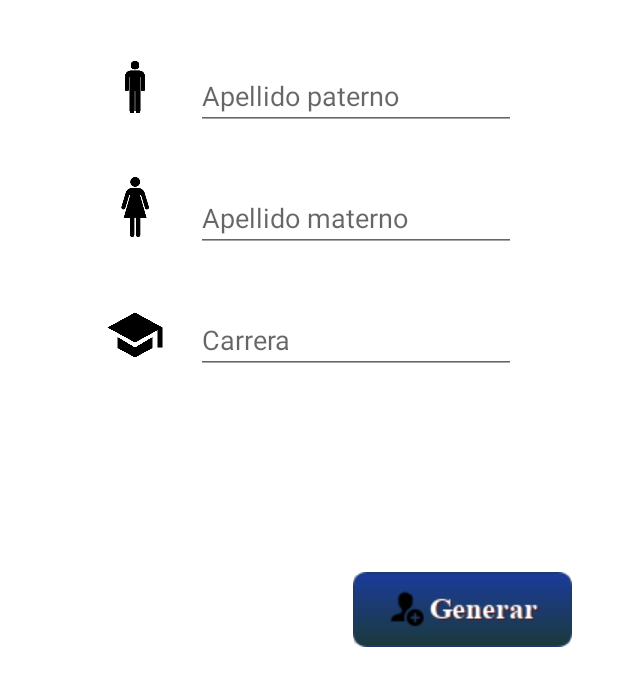
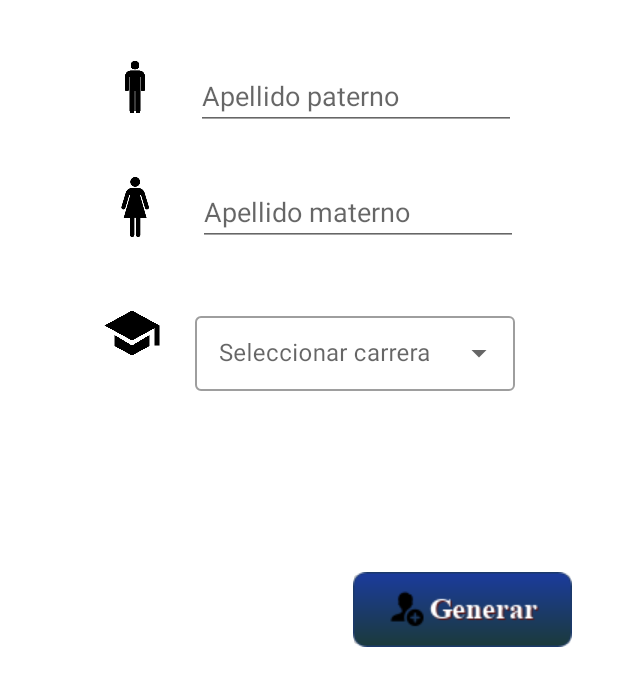
Before and after one commit to TheSkrapy/App2, an Android app: the Formulario screen opened directly, with no data from a screen before it, on a phone screen of 412 x 824 dp, the part 541-1236 px from its top. Run offline under Robolectric (Android 15) with nearby library versions, the phone set to English and light mode, and no system bars.

Commit message:
Registrar alumno en Formulario

```diff
--- a/app/build.gradle
+++ b/app/build.gradle
@@ -33,6 +33,9 @@ android {
 }
 
 dependencies {
+    implementation "com.squareup.retrofit2:retrofit:2.9.0"
+    implementation "com.squareup.retrofit2:converter-gson:2.9.0"
+
     implementation 'com.journeyapps:zxing-android-embedded:4.2.0'
     implementation 'androidx.appcompat:appcompat:1.5.1'
     implementation 'com.google.android.material:material:1.6.1'
--- a/app/src/main/java/com/example/ayudatec/ContrasenaCrearQr.java
+++ b/app/src/main/java/com/example/ayudatec/ContrasenaCrearQr.java
@@ -26,8 +26,10 @@ public class ContrasenaCrearQr extends AppCompatActivity {
                 EditText contra =findViewById(R.id.txtContra);
                 String User= user.getText().toString();
                 String Contra= contra.getText().toString();
+                //String pass = "SGD 04051125";
+                String pass ="123";
 
-                if (User.equals("Admin") && Contra.equals("SGD 04051125")){ //Validacion de contraseña
+                if (User.equals("Admin") && Contra.equals(pass)){ //Validacion de contraseña
                         Intent c = new Intent(ContrasenaCrearQr.this, Formulario.class);
                         startActivity(c);
                 }
--- a/app/src/main/java/com/example/ayudatec/Formulario.java
+++ b/app/src/main/java/com/example/ayudatec/Formulario.java
@@ -1,37 +1,85 @@
 package com.example.ayudatec;
 
+import static android.content.ContentValues.TAG;
+
+import androidx.annotation.NonNull;
 import androidx.appcompat.app.AppCompatActivity;
 
 import android.content.Intent;
 import android.os.Bundle;
+import android.util.Log;
 import android.view.View;
+import android.widget.AdapterView;
+import android.widget.ArrayAdapter;
+import android.widget.AutoCompleteTextView;
 import android.widget.EditText;
 import android.widget.ImageButton;
+import android.widget.Toast;
+
+import com.example.ayudatec.interfaces.ApiInterface;
+
+import retrofit2.Call;
+import retrofit2.Callback;
+import retrofit2.Response;
 
 public class Formulario extends AppCompatActivity {
     ImageButton btnGenerar;
+    ArrayAdapter<String> adapterItems;
+    int NC;
+    String Nombre;
+    String AP;
+    String AM;
+    String Carrera="";
     @Override
     protected void onCreate(Bundle savedInstanceState) {
         super.onCreate(savedInstanceState);
         setContentView(R.layout.activity_formulario);
-
+        String[] carreras = {"ING. TICS", "ING. INDUSTRIAL", "ING. MECATRONICA", "LIC. ADMINISTRACION"};
         btnGenerar = (ImageButton) findViewById(R.id.btnGenerar);
 
         EditText Nc = findViewById(R.id.txtNC);   //Declaracion de argumentos
         EditText nombre =findViewById(R.id.txtNombre);
         EditText Ap = findViewById(R.id.txtApellidoP);
         EditText Am = findViewById(R.id.txtApellidoM);
-        EditText carrera = findViewById(R.id.txtCarrera);
-        String NC=  Nc.getText().toString();
-        String Nombre=  nombre.getText().toString();
-        String AP=  Ap.getText().toString();
-        String AM=  Am.getText().toString();
-        String Carrera=  carrera.getText().toString();
+        AutoCompleteTextView carrera = findViewById(R.id.txtCarrera);
+        String[] item = new String[1];
+
+        adapterItems = new ArrayAdapter<String>(this, R.layout.list_item, carreras);
+        carrera.setAdapter(adapterItems);
+
+        carrera.setOnItemClickListener((parent, view, position, id) ->
+                item[0] = parent.getItemAtPosition(position).toString());
 
         btnGenerar.setOnClickListener(view -> {
+            NC=  Integer.parseInt(Nc.getText().toString());
+            Nombre=  nombre.getText().toString();
+            AP=  Ap.getText().toString();
+            AM=  Am.getText().toString();
+            Carrera = item[0];
+            btnSendPostRequestClicked();
             Intent c = new Intent(Formulario.this, CrearQr.class);
             startActivity(c);
         });
 
     }
+
+    private void btnSendPostRequestClicked() {
+        ApiInterface apiInterface = RetrofitClient.getRetrofitInstance().create(ApiInterface.class);
+
+        Alumno alumno = new Alumno(NC, Nombre + " " + AP + " " + AM, null, Carrera);
+        Call<Alumno> call = apiInterface.getAlumnoInformation(alumno);
+
+        call.enqueue(new Callback<Alumno>() {
+            @Override
+            public void onResponse(@NonNull Call<Alumno> call, @NonNull Response<Alumno> response) {
+                Log.e(TAG, "onResponse:" + response.code());
+               // Log.e(TAG, "onResponse: ncontrol" + response.body().getNcontrol());
+            }
+
+            @Override
+            public void onFailure(@NonNull Call<Alumno> call, @NonNull Throwable t) {
+                Log.e(TAG, "onFailure:" + t.getMessage());
+            }
+        });
+    }
 }
--- /dev/null
+++ b/app/src/main/java/com/example/ayudatec/interfaces/ApiInterface.java
@@ -0,0 +1,14 @@
+package com.example.ayudatec.interfaces;
+
+import android.media.Image;
+import com.example.ayudatec.Alumno;
+
+import retrofit2.Call;
+import retrofit2.http.Body;
+import retrofit2.http.FormUrlEncoded;
+import retrofit2.http.POST;
+
+public interface ApiInterface {
+    @POST("api/alumnos")
+    Call<Alumno> getAlumnoInformation(@Body Alumno alumno);
+}
--- a/app/src/main/res/layout/activity_formulario.xml
+++ b/app/src/main/res/layout/activity_formulario.xml
@@ -75,28 +75,37 @@
         android:layout_width="wrap_content"
         android:layout_height="wrap_content"
         android:layout_marginStart="22dp"
-        android:layout_marginTop="36dp"
+        android:layout_marginTop="32dp"
         android:layout_marginEnd="70dp"
         android:ems="10"
         android:hint="Apellido materno"
         android:inputType="textPersonName"
         app:layout_constraintEnd_toEndOf="parent"
+        app:layout_constraintHorizontal_bias="0.0"
         app:layout_constraintStart_toEndOf="@+id/imageView9"
         app:layout_constraintTop_toBottomOf="@+id/txtApellidoP" />
 
-    <EditText
-        android:id="@+id/txtCarrera"
-        android:layout_width="wrap_content"
-        android:layout_height="wrap_content"
+    <com.google.android.material.textfield.TextInputLayout
+        android:id="@+id/textInputLayout"
+        style="@style/Widget.MaterialComponents.TextInputLayout.OutlinedBox.ExposedDropdownMenu"
+        android:layout_width="213dp"
+        android:layout_height="55dp"
         android:layout_marginStart="22dp"
-        android:layout_marginTop="36dp"
+        android:layout_marginTop="41dp"
         android:layout_marginEnd="70dp"
         android:ems="10"
-        android:hint="Carrera"
-        android:inputType="textPersonName"
+        android:hint="@string/select"
         app:layout_constraintEnd_toEndOf="parent"
+        app:layout_constraintHorizontal_bias="0.0"
         app:layout_constraintStart_toEndOf="@+id/imageView11"
-        app:layout_constraintTop_toBottomOf="@+id/txtApellidoM" />
+        app:layout_constraintTop_toBottomOf="@+id/txtApellidoM">
+
+        <AutoCompleteTextView
+            android:id="@+id/txtCarrera"
+            android:layout_width="match_parent"
+            android:layout_height="wrap_content"
+            android:inputType="none" />
+    </com.google.android.material.textfield.TextInputLayout>
 
     <ImageButton
         android:id="@+id/btnGenerar"
@@ -134,8 +143,8 @@
         android:id="@+id/imageView11"
         android:layout_width="40dp"
         android:layout_height="40dp"
-        android:layout_marginStart="70dp"
-        android:layout_marginTop="45dp"
+        android:layout_marginStart="68dp"
+        android:layout_marginTop="44dp"
         app:layout_constraintStart_toStartOf="parent"
         app:layout_constraintTop_toBottomOf="@+id/imageView9"
         app:srcCompat="@drawable/carrera" />
@@ -168,7 +177,7 @@
         android:layout_marginTop="9dp"
         android:layout_marginEnd="42dp"
         android:fontFamily="@font/montserrat"
-        android:shadowColor="@android:color/system_accent1_700"
+        android:shadowColor="@color/purple_700"
         android:shadowRadius="15"
         android:text="Registro de alumno"
         android:textColor="@color/purple_500"
--- a/app/src/main/res/values/strings.xml
+++ b/app/src/main/res/values/strings.xml
@@ -1,3 +1,4 @@
 <resources>
     <string name="app_name">AyudaTec</string>
+    <string name="select">Seleccionar carrera</string>
 </resources>
```
Also changed, not shown: app/src/main/java/com/example/ayudatec/Alumno.java (added, +49 -0 lines), app/src/main/java/com/example/ayudatec/RetrofitClient.java (added, +18 -0 lines), app/src/main/res/layout/list_item.xml (added, +11 -0 lines).
